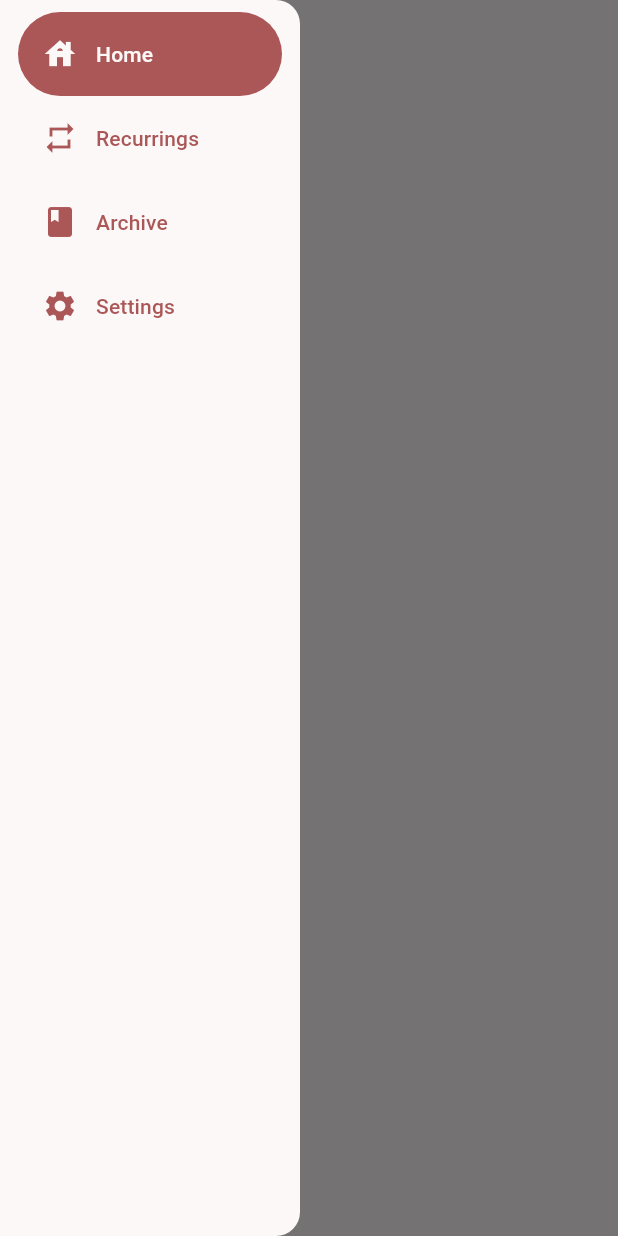
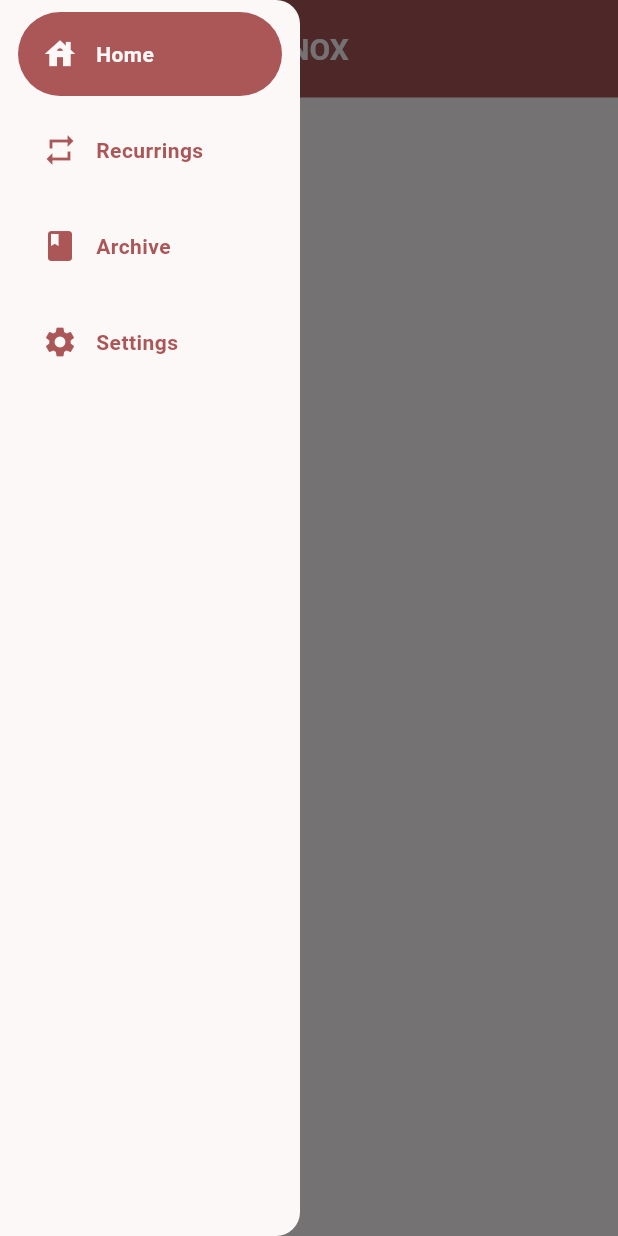
Before and after one commit to MK629/knox, a Flutter app: the screen it shows after launch, with the side drawer open, on a phone screen of 412 x 824 dp. Run offline on Flutter 3.47's test engine with Material 3 defaults, Android fonts, the phone set to English and light mode, and no system bars; our stand-ins replace hive, sqflite; accounts and stored records are empty.

Commit message:
Added both light and dark colours. Implemented theme toggle button.

```diff
--- a/lib/app/components/knox_nav_drawer.dart
+++ b/lib/app/components/knox_nav_drawer.dart
@@ -20,8 +20,11 @@ class KnoxNavigationDrawer extends StatelessWidget {
       children: [
         SizedBox(height: 8,),
         NavigationDrawerDestination(icon: Icon(Icons.house), label: Text("Home")),
+        SizedBox(height: 8,),
         NavigationDrawerDestination(icon: Icon(Icons.repeat), label: Text("Recurrings")),
+        SizedBox(height: 8,),
         NavigationDrawerDestination(icon: Icon(Icons.book), label: Text("Archive")),
+        SizedBox(height: 8,),
         NavigationDrawerDestination(icon: Icon(Icons.settings), label: Text("Settings")),
         SizedBox(height: 8,),
       ],
--- a/lib/app/configs/app_theme.dart
+++ b/lib/app/configs/app_theme.dart
@@ -5,36 +5,85 @@ ThemeData lightTheme() {
     colorScheme: ColorScheme(
       brightness: Brightness.light,
       primary: lightColor1,
-      onPrimary: lightColor2,
+      onPrimary: lightColor5,
       secondary:  lightColor5,
       onSecondary: lightColor1,
-      error: lightColor1,
+      error: lightColor5,
       onError: lightColor1,
       surface: lightColor1,
       onSurface: lightColor5,
     ),
+    textTheme: sharedTextTheme(),
     appBarTheme: AppBarTheme(
-
+      backgroundColor: lightColor5,
+      foregroundColor: lightColor1,
+      toolbarHeight: 65,
     ),
-    textTheme: TextTheme(),
     buttonTheme: ButtonThemeData(),
-    iconButtonTheme: IconButtonThemeData(),
+    iconButtonTheme: IconButtonThemeData(
+      style: ButtonStyle(
+        backgroundColor: WidgetStatePropertyAll(lightColor5),
+        foregroundColor: WidgetStatePropertyAll(lightColor1),
+        splashFactory: NoSplash.splashFactory,
+      )
+    ),
+    toggleButtonsTheme: ToggleButtonsThemeData(
+      color: lightColor5,
+      selectedColor: lightColor1,
+      fillColor: lightColor5,
+      borderRadius: BorderRadius.all(Radius.circular(30)),
+      borderColor: lightColor5,
+      selectedBorderColor: lightColor5,
+    ),
     drawerTheme: shardDrawerTheme(),
-    dividerTheme: sharedDividerTheme(),
+    dividerTheme: DividerThemeData(
+      color: lightColor4,
+      thickness: 0.75
+    )
   );
 }
 
 ThemeData darkTheme() {
   return ThemeData(
-    colorScheme: ColorScheme.dark(),
+    colorScheme: ColorScheme(
+      brightness: Brightness.dark,
+      primary: darkColor1,
+      onPrimary: darkColor5,
+      secondary:  darkColor5,
+      onSecondary: darkColor1,
+      error: darkColor5,
+      onError: darkColor1,
+      surface: darkColor1,
+      onSurface: darkColor5,
+    ),
+    textTheme: sharedTextTheme(),
     appBarTheme: AppBarTheme(
-
+      backgroundColor: darkColor1,
+      foregroundColor: darkColor5,
+      toolbarHeight: 65,
+      shape: Border(bottom: BorderSide(color: darkColor5)),
     ),
-    textTheme: TextTheme(),
     buttonTheme: ButtonThemeData(),
-    iconButtonTheme: IconButtonThemeData(),
+    iconButtonTheme: IconButtonThemeData(
+      style: ButtonStyle(
+        backgroundColor: WidgetStatePropertyAll(darkColor5),
+        foregroundColor: WidgetStatePropertyAll(darkColor1),
+        splashFactory: NoSplash.splashFactory,
+      )
+    ),
+    toggleButtonsTheme: ToggleButtonsThemeData(
+      color: darkColor5,
+      selectedColor: darkColor1,
+      fillColor: darkColor5,
+      borderRadius: BorderRadius.all(Radius.circular(30)),
+      borderColor: darkColor5,
+      selectedBorderColor: darkColor5,
+    ),
     drawerTheme: shardDrawerTheme(),
-    dividerTheme: sharedDividerTheme(),
+    dividerTheme: DividerThemeData(
+      color: darkColor5,
+      thickness: 0.75
+    )
   );
 }
 
@@ -42,12 +91,61 @@ DrawerThemeData shardDrawerTheme() {
   return DrawerThemeData(width: 200);
 }
 
-DividerThemeData sharedDividerTheme() {
-  return DividerThemeData(color: Colors.grey, thickness: 0.75);
+TextTheme sharedTextTheme() {
+  return TextTheme(
+    displayLarge: TextStyle(
+      fontSize: 32,
+      fontWeight: FontWeight.bold,
+      letterSpacing: -0.5,
+    ),
+
+    headlineMedium: TextStyle(
+      fontSize: 24,
+      fontWeight: FontWeight.w600,
+    ),
+
+    titleLarge: TextStyle(
+      fontSize: 20,
+      fontWeight: FontWeight.w600,
+    ),
+
+    titleMedium: TextStyle(
+      fontSize: 18,
+      fontWeight: FontWeight.w500,
+    ),
+
+    bodyLarge: TextStyle(
+      fontSize: 16,
+      fontWeight: FontWeight.normal,
+    ),
+
+    bodyMedium: TextStyle(
+      fontSize: 14,
+      fontWeight: FontWeight.normal,
+    ),
+
+    labelLarge: TextStyle(
+      fontSize: 14,
+      fontWeight: FontWeight.w600,
+      letterSpacing: 0.3,
+    ),
+
+    labelSmall: TextStyle(
+      fontSize: 12,
+    ),
+  );
 }
 
+//=============[ Light colours ]=============
 Color lightColor1 = Color(0xFFFCF8F8);
 Color lightColor2 = Color(0xFFFBEFEF);
 Color lightColor3 = Color(0xFFF9DFDF);
 Color lightColor4 = Color(0xFFF5AFAF);
 Color lightColor5 =  Color(0xFFAB5757);
+
+//=============[ Dark colours ]=============
+Color darkColor1 = Color(0xFF21243D);
+Color darkColor2 = Color(0xFF88E1F2);
+Color darkColor3 = Color(0xFFFFD082);
+Color darkColor4 = Color(0xFFFF7C7C);
+Color darkColor5 = Color(0xFFFCF8F8);
--- a/lib/app/contexts/preferences.dart
+++ b/lib/app/contexts/preferences.dart
@@ -9,8 +9,8 @@ class Preferences extends ChangeNotifier {
     _darkMode = prefs[PrefKeys.darkMode] as bool? ?? false;
   }
 
-  void toggleDarkMode() async {
-    _darkMode = !_darkMode;
+  void toggleDarkMode(bool boolean) async {
+    _darkMode = boolean;
     await WorkerBee.addOrUpdateItem(PrefKeys.darkMode, _darkMode);
     notifyListeners();
   }
--- a/lib/app/templates/knox_scaffold.dart
+++ b/lib/app/templates/knox_scaffold.dart
@@ -15,12 +15,18 @@ class KnoxScaffold extends StatelessWidget {
             builder: (context) {
               return IconButton(
                 icon: Icon(Icons.menu_open_outlined),
+                style: ButtonStyle(
+                  iconColor: WidgetStatePropertyAll(Theme.of(context).appBarTheme.foregroundColor),
+                  backgroundColor: WidgetStatePropertyAll(Theme.of(context).appBarTheme.backgroundColor),
+                ),
                 onPressed: () {
                   Scaffold.of(context).openDrawer();
                 },
               );
             }
           ),
+          title: Text("KNOX"),
+          centerTitle: true,
         ),
         body: Navigator(
           key: knoxNavigationKey,
```
Also changed, not shown: lib/app/pages/settings.dart (+12 -14 lines).
